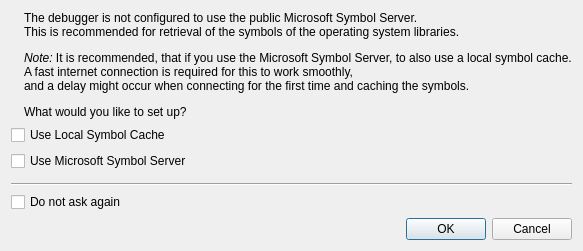
Above: src/plugins/debugger/shared/symbolpathsdialog.ui from qt-creator/qt-creator before the change. Below: the same form after it.
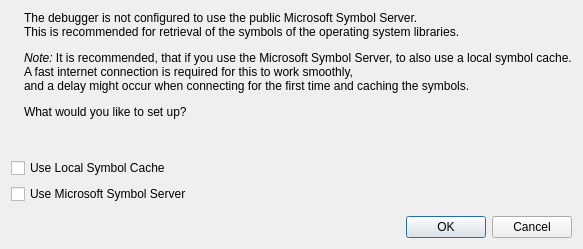
That is the form after the change. Custom widgets are drawn as their Qt base class.

Commit message:
Cdb: Remove the symbol path dialog popup.
When setting up a symbol server path, the debugger startup could
increase to an unacceptable amount of time. So this is an attempt to
hide this feature for the standard user, but still keep it accessible
for everyone else.

Patch:
```diff
--- a/src/plugins/debugger/shared/symbolpathsdialog.ui
+++ b/src/plugins/debugger/shared/symbolpathsdialog.ui
@@ -7,7 +7,7 @@
     <x>0</x>
     <y>0</y>
     <width>537</width>
-    <height>245</height>
+    <height>249</height>
    </rect>
   </property>
   <property name="windowTitle">
@@ -73,23 +73,6 @@
    <item>
     <widget class="Utils::PathChooser" name="pathChooser" native="true"/>
    </item>
-   <item>
-    <widget class="Line" name="line">
-     <property name="orientation">
-      <enum>Qt::Horizontal</enum>
-     </property>
-    </widget>
-   </item>
-   <item>
-    <widget class="QCheckBox" name="doNotAskAgain">
-     <property name="text">
-      <string>Do not ask again</string>
-     </property>
-     <property name="tristate">
-      <bool>false</bool>
-     </property>
-    </widget>
-   </item>
    <item>
     <widget class="QDialogButtonBox" name="buttonBox">
      <property name="orientation">
```
The commit also changes 5 other files.
